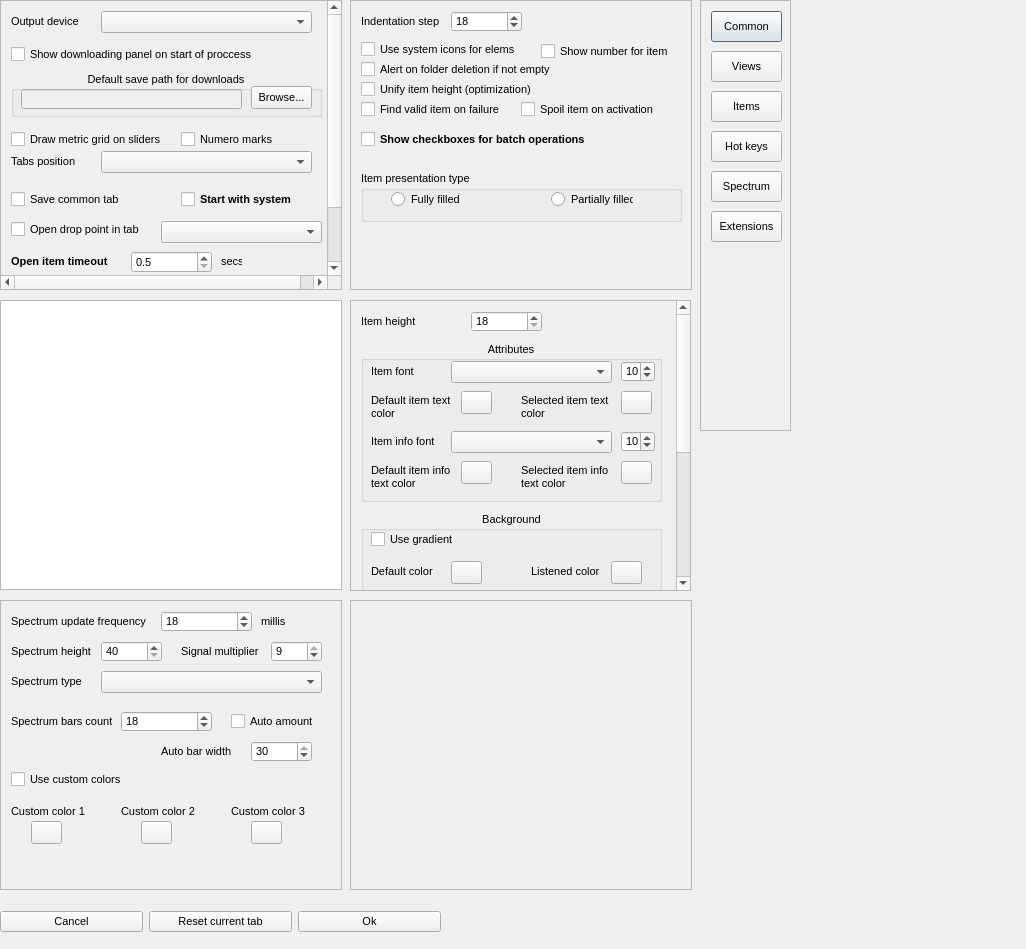
Before: the Qt Designer form dialogs/settings_dialog.ui in jeyboy/playo3, drawn with Qt 5.
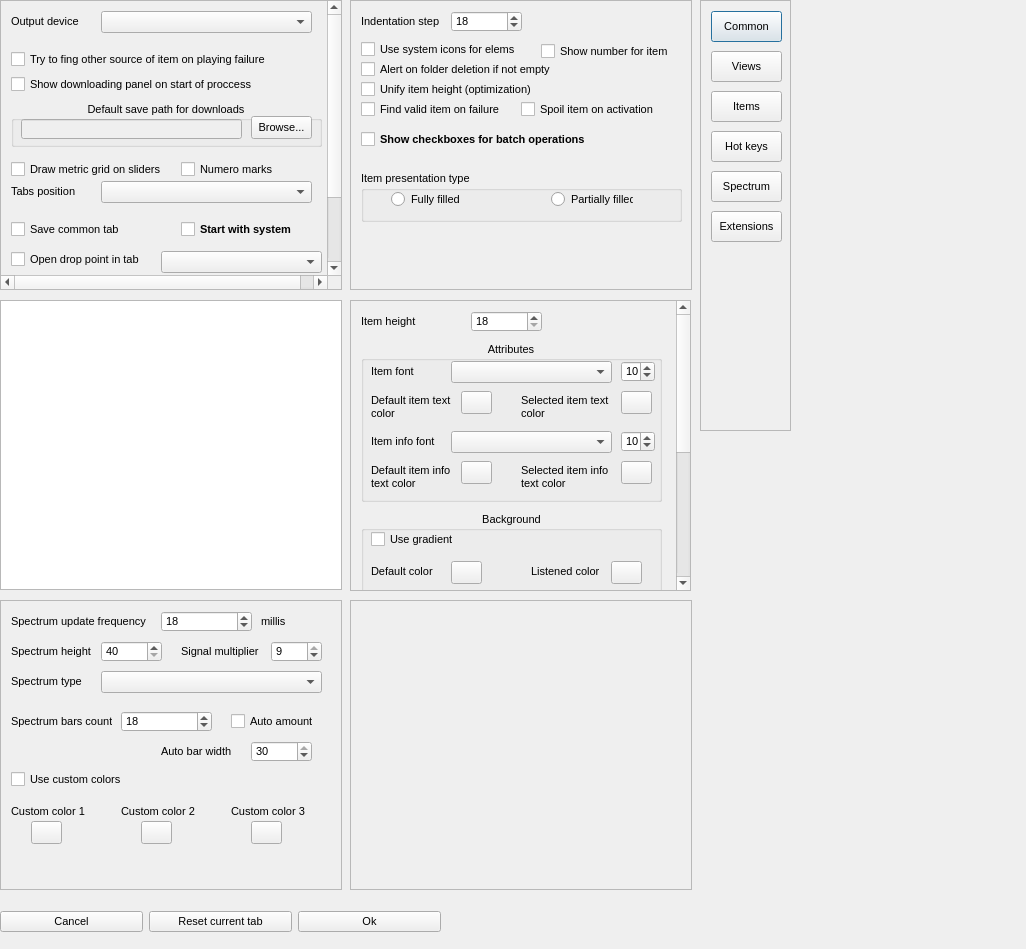
After: the same form once the commit is applied.

What changed in the file:
```diff
--- a/dialogs/settings_dialog.ui
+++ b/dialogs/settings_dialog.ui
@@ -1281,7 +1281,7 @@
       <x>0</x>
       <y>0</y>
       <width>340</width>
-      <height>350</height>
+      <height>370</height>
      </rect>
     </property>
     <widget class="QComboBox" name="colorScheme">
@@ -1298,7 +1298,7 @@
      <property name="geometry">
       <rect>
        <x>10</x>
-       <y>130</y>
+       <y>160</y>
        <width>171</width>
        <height>17</height>
       </rect>
@@ -1311,7 +1311,7 @@
      <property name="geometry">
       <rect>
        <x>10</x>
-       <y>250</y>
+       <y>280</y>
        <width>111</width>
        <height>21</height>
       </rect>
@@ -1334,7 +1334,7 @@
      <property name="geometry">
       <rect>
        <x>160</x>
-       <y>220</y>
+       <y>250</y>
        <width>161</width>
        <height>22</height>
       </rect>
@@ -1344,7 +1344,7 @@
      <property name="geometry">
       <rect>
        <x>220</x>
-       <y>250</y>
+       <y>280</y>
        <width>21</width>
        <height>21</height>
       </rect>
@@ -1357,7 +1357,7 @@
      <property name="geometry">
       <rect>
        <x>10</x>
-       <y>70</y>
+       <y>100</y>
        <width>311</width>
        <height>46</height>
       </rect>
@@ -1415,7 +1415,7 @@
      <property name="geometry">
       <rect>
        <x>180</x>
-       <y>130</y>
+       <y>160</y>
        <width>141</width>
        <height>17</height>
       </rect>
@@ -1428,7 +1428,7 @@
      <property name="geometry">
       <rect>
        <x>10</x>
-       <y>190</y>
+       <y>220</y>
        <width>131</width>
        <height>17</height>
       </rect>
@@ -1441,7 +1441,7 @@
      <property name="geometry">
       <rect>
        <x>100</x>
-       <y>150</y>
+       <y>180</y>
        <width>211</width>
        <height>22</height>
       </rect>
@@ -1451,7 +1451,7 @@
      <property name="geometry">
       <rect>
        <x>10</x>
-       <y>150</y>
+       <y>180</y>
        <width>81</width>
        <height>21</height>
       </rect>
@@ -1464,7 +1464,7 @@
      <property name="geometry">
       <rect>
        <x>180</x>
-       <y>190</y>
+       <y>220</y>
        <width>131</width>
        <height>17</height>
       </rect>
@@ -1487,7 +1487,7 @@
      <property name="geometry">
       <rect>
        <x>10</x>
-       <y>220</y>
+       <y>250</y>
        <width>141</width>
        <height>17</height>
       </rect>
@@ -1500,7 +1500,7 @@
      <property name="geometry">
       <rect>
        <x>130</x>
-       <y>250</y>
+       <y>280</y>
        <width>81</width>
        <height>22</height>
       </rect>
@@ -1577,7 +1577,7 @@
      <property name="geometry">
       <rect>
        <x>10</x>
-       <y>45</y>
+       <y>75</y>
        <width>301</width>
        <height>17</height>
       </rect>
@@ -1586,6 +1586,19 @@
       <string>Show downloading panel on start of proccess</string>
      </property>
     </widget>
+    <widget class="QCheckBox" name="findOtherSource">
+     <property name="geometry">
+      <rect>
+       <x>10</x>
+       <y>50</y>
+       <width>301</width>
+       <height>17</height>
+      </rect>
+     </property>
+     <property name="text">
+      <string>Try to fing other source of item on playing failure</string>
+     </property>
+    </widget>
    </widget>
   </widget>
   <widget class="QWidget" name="buttons" native="true">
```
Left out of the diff: 8 changed lines with no effect on the pictures.
